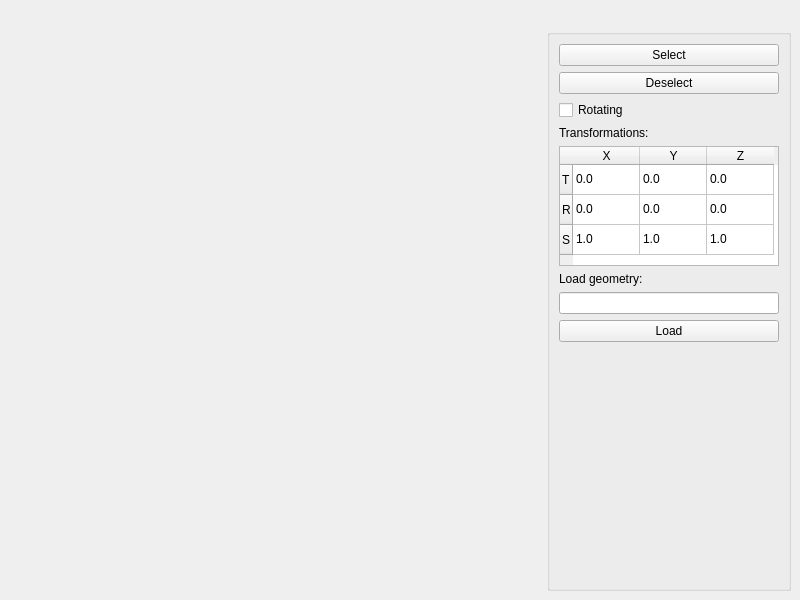
Above: ui/mainwindow.ui from RenatsB/SpaceBattle before the change. Below: the same form after it.
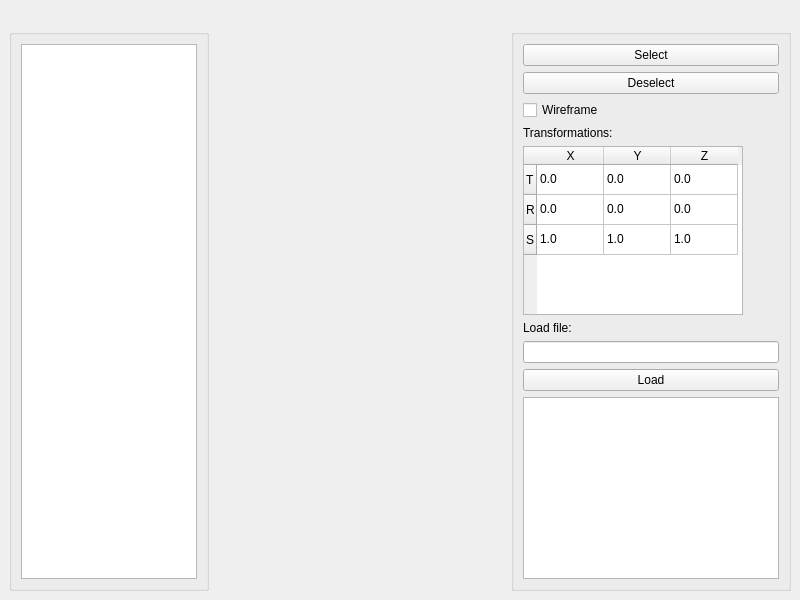
That is the form after the change.

Commit message: added file loader and load deducer. You can now load .obj and .json using a commang prompt. Changed GUI to reflect code changes and prepared for future enhancements

What changed in the file:
```diff
--- a/ui/mainwindow.ui
+++ b/ui/mainwindow.ui
@@ -59,6 +59,9 @@
       <property name="orientation">
        <enum>Qt::Horizontal</enum>
       </property>
+      <property name="sizeType">
+       <enum>QSizePolicy::MinimumExpanding</enum>
+      </property>
       <property name="sizeHint" stdset="0">
        <size>
         <width>40</width>
@@ -67,6 +70,49 @@
       </property>
      </spacer>
     </item>
+    <item row="2" column="0">
+     <widget class="QGroupBox" name="groupBox">
+      <property name="sizePolicy">
+       <sizepolicy hsizetype="Fixed" vsizetype="Fixed">
+        <horstretch>20</horstretch>
+        <verstretch>20</verstretch>
+       </sizepolicy>
+      </property>
+      <property name="minimumSize">
+       <size>
+        <width>20</width>
+        <height>20</height>
+       </size>
+      </property>
+      <property name="maximumSize">
+       <size>
+        <width>200</width>
+        <height>900</height>
+       </size>
+      </property>
+      <property name="title">
+       <string/>
+      </property>
+      <layout class="QGridLayout" name="gridLayout_4">
+       <item row="0" column="0">
+        <widget class="QTreeView" name="hierarchyView">
+         <property name="sizePolicy">
+          <sizepolicy hsizetype="Fixed" vsizetype="MinimumExpanding">
+           <horstretch>0</horstretch>
+           <verstretch>0</verstretch>
+          </sizepolicy>
+         </property>
+         <property name="maximumSize">
+          <size>
+           <width>300</width>
+           <height>900</height>
+          </size>
+         </property>
+        </widget>
+       </item>
+      </layout>
+     </widget>
+    </item>
     <item row="2" column="5">
      <widget class="QGroupBox" name="s_drawGB">
       <property name="title">
@@ -79,26 +125,13 @@
           <bool>true</bool>
          </property>
          <property name="text">
-          <string>Rotating</string>
+          <string>Wireframe</string>
          </property>
          <property name="tristate">
           <bool>false</bool>
          </property>
         </widget>
        </item>
-       <item row="12" column="0">
-        <spacer name="verticalSpacer">
-         <property name="orientation">
-          <enum>Qt::Vertical</enum>
-         </property>
-         <property name="sizeHint" stdset="0">
-          <size>
-           <width>20</width>
-           <height>40</height>
-          </size>
-         </property>
-        </spacer>
-       </item>
        <item row="0" column="0">
         <widget class="QPushButton" name="select">
          <property name="text">
@@ -131,7 +164,7 @@
          <property name="maximumSize">
           <size>
            <width>220</width>
-           <height>120</height>
+           <height>180</height>
           </size>
          </property>
          <property name="autoFillBackground">
@@ -236,10 +269,13 @@
        <item row="9" column="0">
         <widget class="QLabel" name="label_2">
          <property name="text">
-          <string>Load geometry:</string>
+          <string>Load file:</string>
          </property>
         </widget>
        </item>
+       <item row="12" column="0">
+        <widget class="QListView" name="fileExplorer"/>
+       </item>
       </layout>
      </widget>
     </item>
```
Left out of the diff: 28 changed lines with no effect on the pictures. The commit also changes 4 other files.
